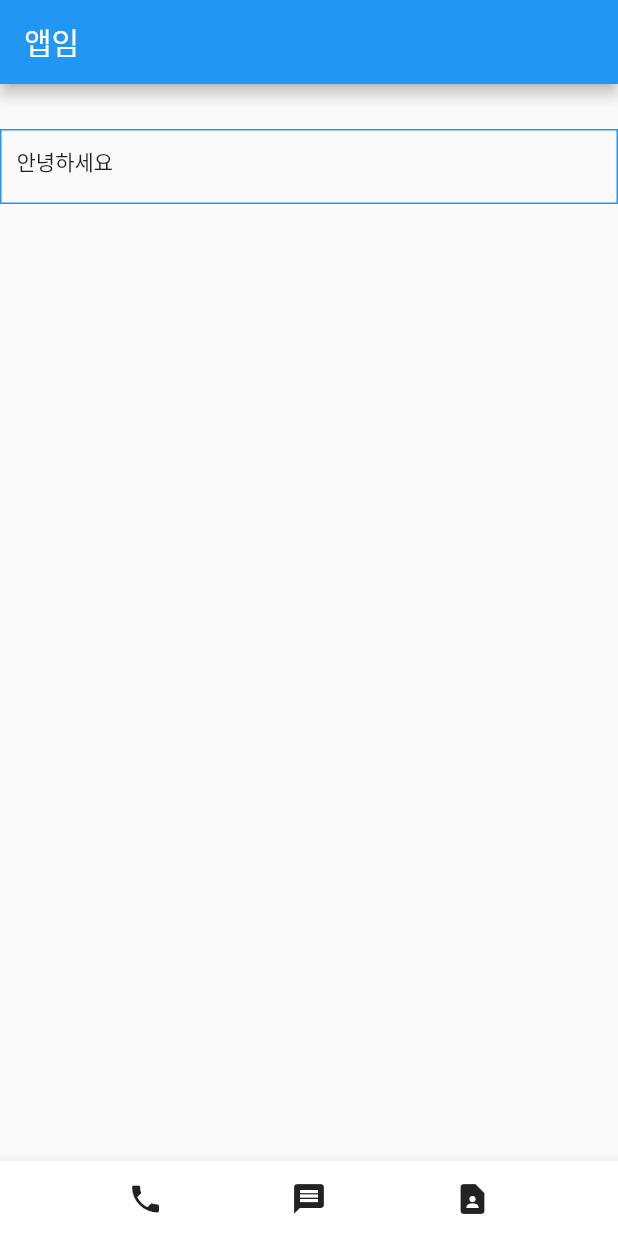
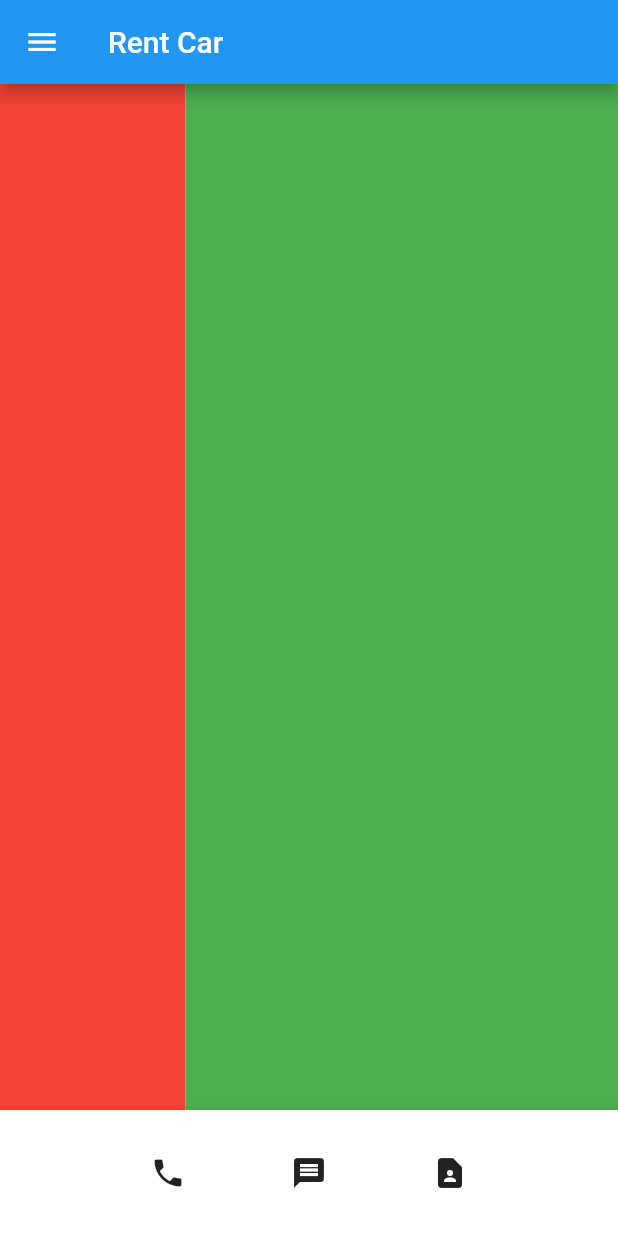
Before and after one commit to kyuseong2001/flutter_MyApp, a Flutter app: the screen it shows after launch, on a phone screen of 412 x 824 dp. Run offline on Flutter 3.47's test engine with Material 2 defaults, Android fonts, the phone set to English and light mode, and no system bars.

Commit message:
'20211230'

```diff
--- a/lib/main.dart
+++ b/lib/main.dart
@@ -3,47 +3,42 @@ import 'package:flutter/material.dart';
 void main() {
   runApp(const MyApp());
 }
+
 class MyApp extends StatelessWidget {
   const MyApp({Key? key}) : super(key: key);
 
   @override
   Widget build(BuildContext context) {
     return MaterialApp(
-      home : Scaffold(
-        appBar: AppBar( title:Text('앱임')
+      home:Scaffold(
+        appBar: AppBar(title: Text('Rent Car'),
+        leading : Icon(Icons.menu),
         ),
-        body:Align(
-          alignment: Alignment.topCenter,
-          child: Container(
-            width:double.infinity, height: 50,
-            // double.infinity 무한히
-            decoration: BoxDecoration(
-              border: Border.all(color:Colors.blue),
-              // 데코레이션 파라미터 종류 공부
+      body:Row(
+        children: [
+          Flexible(child:Container(color:Colors.red),flex:3),
+          Flexible(child: Container(color:Colors.green),flex:7)
+        ],
       ),
-            // 찌끄래기 속성은 데코레이션에서 작업해야한다.
-            margin: EdgeInsets.fromLTRB(0,30,0,0),
-            padding:EdgeInsets.all(10),
-            child: Text('안녕하세요'),
-          ),
-        ),
+
         bottomNavigationBar: BottomAppBar(
-          child: SizedBox(
-            height:50,
+          child:Container(
+            margin:EdgeInsets.all(20),
+            padding:EdgeInsets.fromLTRB(10,10,10,10),
             child: Row(
               mainAxisAlignment: MainAxisAlignment.spaceEvenly,
-              children:const [
+
+              children: [
                 Icon(Icons.phone),
                 Icon(Icons.message),
-                Icon(Icons.contact_page)],
+                Icon(Icons.contact_page)
+                        ],
                 ),
           ),
         ),
+
         ),
       );
+
   }
 }
-
-
-
-// Image.asset('assets/DSC01034.jpg')
```
Also changed, not shown: assets/camera.JPG (added). Lines whose indentation alone changed are shown as unchanged.
